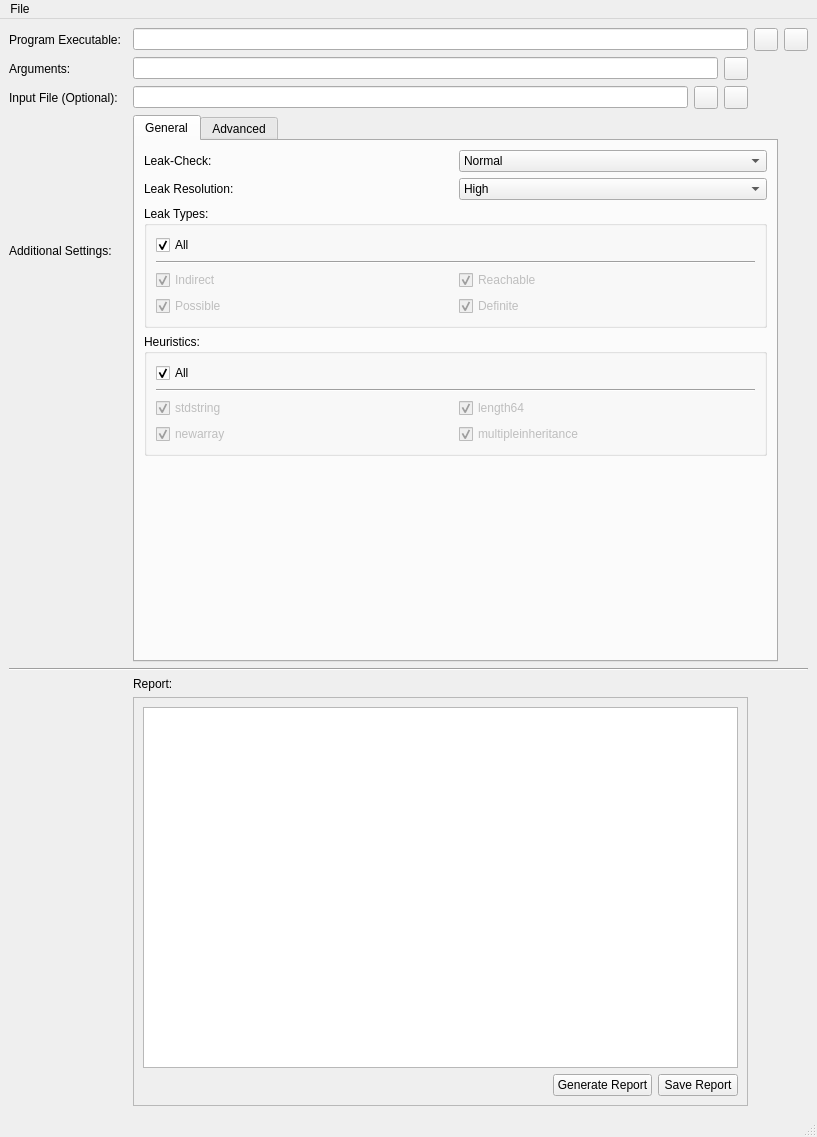
This is mainwindow.ui in ganelonhb/qbeef as Qt 5 draws it before an edit. The edited form follows.
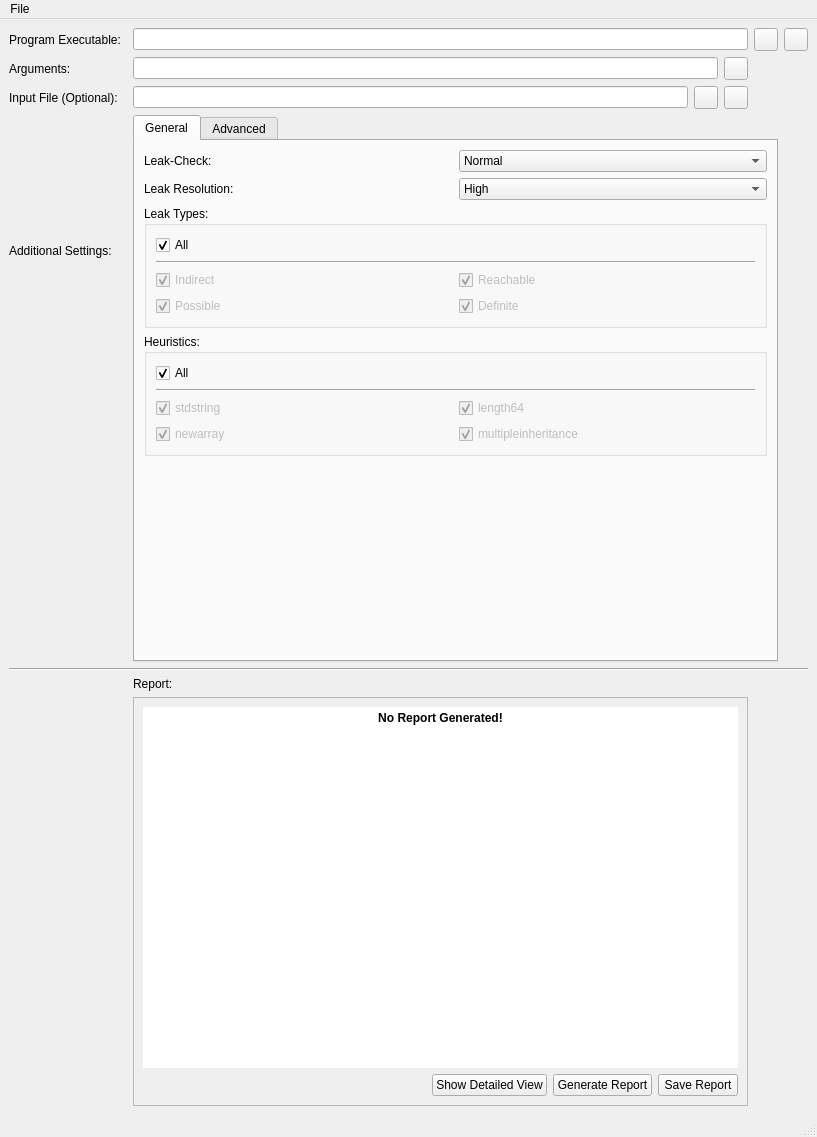
This is the edited form. Icons and pictures are not drawn.

Commit message: valgrind output xml is now shown in detailed report rather than the main view. A simplified report will be shown in main view.

What changed in the file:
```diff
--- a/mainwindow.ui
+++ b/mainwindow.ui
@@ -763,18 +763,22 @@
         </property>
         <layout class="QVBoxLayout" name="verticalLayout_2">
          <item>
-          <widget class="QTreeView" name="treeViewMemoryLeaks">
-           <property name="sizePolicy">
-            <sizepolicy hsizetype="Expanding" vsizetype="Preferred">
-             <horstretch>0</horstretch>
-             <verstretch>0</verstretch>
-            </sizepolicy>
+          <widget class="QTextBrowser" name="textBrowserSimpleReport">
+           <property name="frameShape">
+            <enum>QFrame::NoFrame</enum>
            </property>
-           <property name="iconSize">
-            <size>
-             <width>0</width>
-             <height>0</height>
-            </size>
+           <property name="frameShadow">
+            <enum>QFrame::Plain</enum>
+           </property>
+           <property name="html">
+            <string>&lt;!DOCTYPE HTML PUBLIC &quot;-//W3C//DTD HTML 4.0//EN&quot; &quot;http://www.w3.org/TR/REC-html40/strict.dtd&quot;&gt;
+&lt;html&gt;&lt;head&gt;&lt;meta name=&quot;qrichtext&quot; content=&quot;1&quot; /&gt;&lt;meta charset=&quot;utf-8&quot; /&gt;&lt;style type=&quot;text/css&quot;&gt;
+p, li { white-space: pre-wrap; }
+hr { height: 1px; border-width: 0; }
+li.unchecked::marker { content: &quot;\2610&quot;; }
+li.checked::marker { content: &quot;\2612&quot;; }
+&lt;/style&gt;&lt;/head&gt;&lt;body style=&quot; font-family:'Sans Serif'; font-size:9pt; font-weight:400; font-style:normal;&quot;&gt;
+&lt;p align=&quot;center&quot; style=&quot; margin-top:0px; margin-bottom:0px; margin-left:0px; margin-right:0px; -qt-block-indent:0; text-indent:0px;&quot;&gt;&lt;span style=&quot; font-weight:700;&quot;&gt;No Report Generated!&lt;/span&gt;&lt;/p&gt;&lt;/body&gt;&lt;/html&gt;</string>
            </property>
           </widget>
          </item>
@@ -793,6 +797,20 @@
              </property>
             </spacer>
            </item>
+           <item>
+            <widget class="QPushButton" name="pushButtonDetailedReport">
+             <property name="enabled">
+              <bool>true</bool>
+             </property>
+             <property name="text">
+              <string>Show Detailed View</string>
+             </property>
+             <property name="icon">
+              <iconset theme="document-properties">
+               <normaloff>.</normaloff>.</iconset>
+             </property>
+            </widget>
+           </item>
            <item>
             <widget class="QPushButton" name="pushButtonGenerateReport">
              <property name="cursor">
```
Left out of the diff: 1 changed line with no effect on the pictures. The commit also changes 6 other files.
